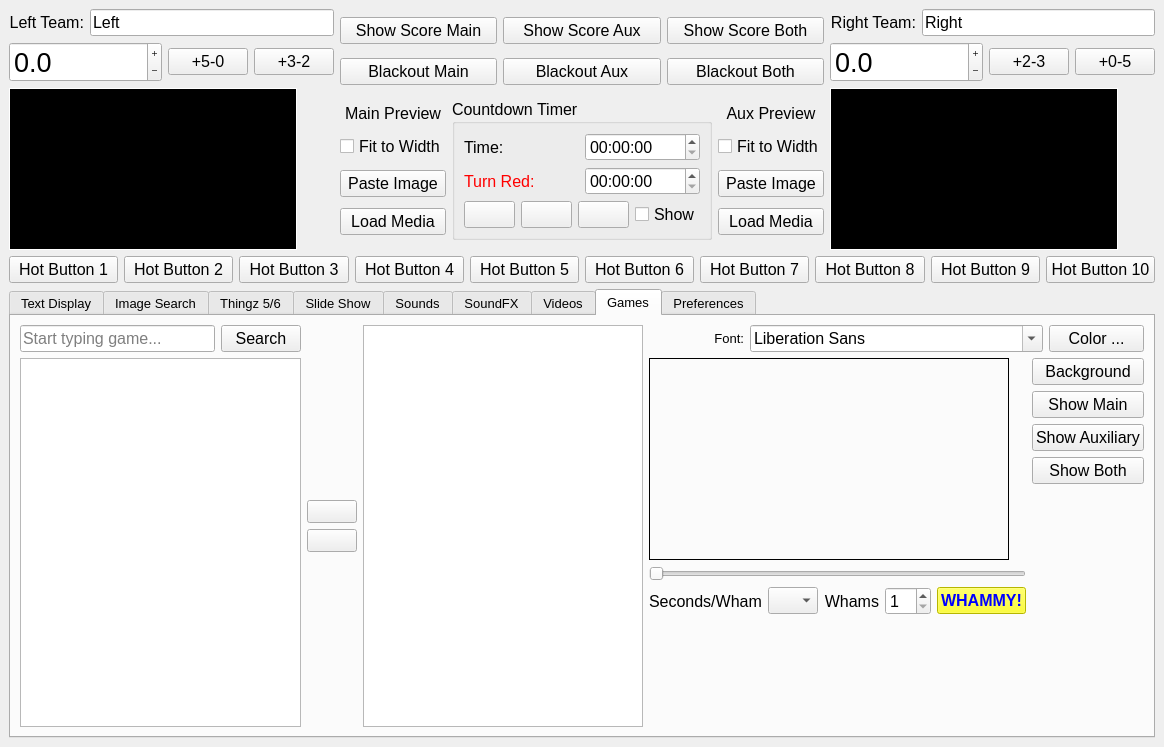
Above: ImproTronControlPanel.ui from guywinterbotham/ImproTron before the change. Below: the same form after it.
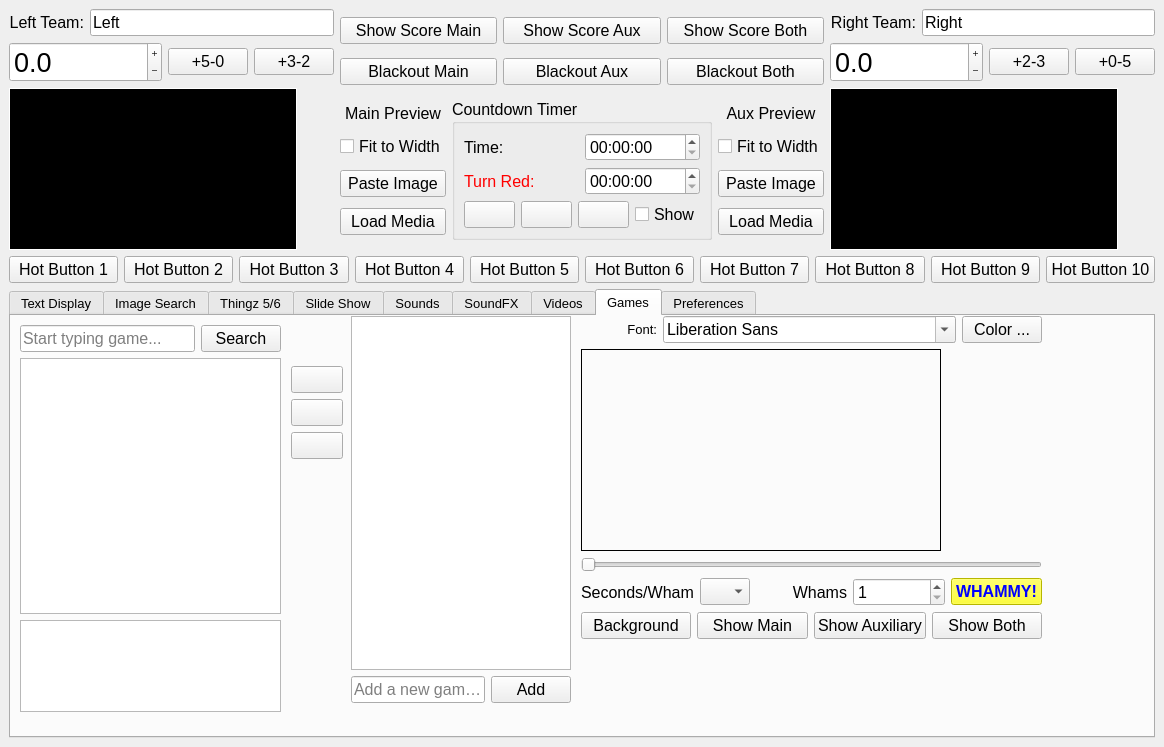
That is the form after the change. Icons and pictures are not drawn.

Commit message: Added game description and other controls to games tab

```diff
--- a/ImproTronControlPanel.ui
+++ b/ImproTronControlPanel.ui
@@ -3937,107 +3937,16 @@
        <attribute name="title">
         <string>Games</string>
        </attribute>
-       <layout class="QHBoxLayout" name="horizontalLayout_5">
-        <item>
-         <layout class="QVBoxLayout" name="gamesTreeViewVL">
-          <item>
-           <layout class="QHBoxLayout" name="searchGameHL">
-            <item>
-             <widget class="QLineEdit" name="gameSearchLE">
-              <property name="font">
-               <font>
-                <pointsize>12</pointsize>
-               </font>
-              </property>
-              <property name="placeholderText">
-               <string>Start typing game...</string>
-              </property>
-             </widget>
-            </item>
-            <item>
-             <widget class="QPushButton" name="searchGamePB">
-              <property name="font">
-               <font>
-                <pointsize>12</pointsize>
-               </font>
-              </property>
-              <property name="text">
-               <string>Search</string>
-              </property>
-             </widget>
-            </item>
-           </layout>
-          </item>
-          <item>
-           <widget class="QTreeView" name="gamesTreeView"/>
-          </item>
-         </layout>
-        </item>
-        <item>
-         <layout class="QVBoxLayout" name="gameArrowVL">
-          <item>
-           <spacer name="gameArrowBottomSPR">
-            <property name="orientation">
-             <enum>Qt::Vertical</enum>
-            </property>
-            <property name="sizeHint" stdset="0">
-             <size>
-              <width>20</width>
-              <height>40</height>
-             </size>
-            </property>
-           </spacer>
-          </item>
-          <item>
-           <widget class="QPushButton" name="gametoListPB">
-            <property name="minimumSize">
-             <size>
-              <width>50</width>
-              <height>0</height>
-             </size>
-            </property>
-            <property name="text">
-             <string/>
-            </property>
-           </widget>
-          </item>
-          <item>
-           <widget class="QPushButton" name="removeGamePB">
-            <property name="minimumSize">
-             <size>
-              <width>50</width>
-              <height>0</height>
-             </size>
-            </property>
-            <property name="text">
-             <string/>
-            </property>
-           </widget>
-          </item>
-          <item>
-           <spacer name="gameArrowTopSPR">
-            <property name="orientation">
-             <enum>Qt::Vertical</enum>
-            </property>
-            <property name="sizeHint" stdset="0">
-             <size>
-              <width>20</width>
-              <height>40</height>
-             </size>
-            </property>
-           </spacer>
-          </item>
-         </layout>
-        </item>
-        <item>
-         <layout class="QVBoxLayout" name="gameListVL">
-          <item>
-           <widget class="QListWidget" name="gamesLW"/>
-          </item>
-         </layout>
-        </item>
-        <item>
-         <layout class="QVBoxLayout" name="gameRHSVL">
+       <widget class="QWidget" name="verticalLayoutWidget">
+        <property name="geometry">
+         <rect>
+          <x>570</x>
+          <y>0</y>
+          <width>461</width>
+          <height>401</height>
+         </rect>
+        </property>
+        <layout class="QVBoxLayout" name="gamePreviewVL">
           <item>
            <layout class="QHBoxLayout" name="gameFontHL">
             <property name="sizeConstraint">
@@ -4077,8 +3986,6 @@
            </layout>
           </item>
           <item>
-           <layout class="QHBoxLayout" name="gameSliderHL">
-            <item>
              <layout class="QVBoxLayout" name="gameImageVL">
               <item>
                <widget class="QLabel" name="gameBackgroundLBL">
@@ -4223,7 +4130,7 @@
              </layout>
             </item>
             <item>
-             <layout class="QVBoxLayout" name="gameShowVL">
+          <layout class="QHBoxLayout" name="horizontalLayout_5">
               <item>
                <widget class="QPushButton" name="loadBackgroundPB">
                 <property name="font">
@@ -4272,8 +4179,10 @@
                 </property>
                </widget>
               </item>
+          </layout>
+         </item>
               <item>
-               <spacer name="gameShowSPR">
+          <spacer name="gamePreviewSPR">
                 <property name="orientation">
                  <enum>Qt::Vertical</enum>
                 </property>
@@ -4286,11 +4195,92 @@
                </spacer>
               </item>
              </layout>
-            </item>
+       </widget>
+       <widget class="QWidget" name="">
+        <property name="geometry">
+         <rect>
+          <x>9</x>
+          <y>9</y>
+          <width>261</width>
+          <height>387</height>
+         </rect>
+        </property>
+        <layout class="QVBoxLayout" name="gamesTreeViewVL">
+         <item>
+          <layout class="QHBoxLayout" name="searchGameHL">
+           <item>
+            <widget class="QLineEdit" name="gameSearchLE">
+             <property name="font">
+              <font>
+               <pointsize>12</pointsize>
+              </font>
+             </property>
+             <property name="placeholderText">
+              <string>Start typing game...</string>
+             </property>
+            </widget>
+           </item>
+           <item>
+            <widget class="QPushButton" name="searchGamePB">
+             <property name="font">
+              <font>
+               <pointsize>12</pointsize>
+              </font>
+             </property>
+             <property name="text">
+              <string>Search</string>
+             </property>
+            </widget>
+           </item>
            </layout>
           </item>
           <item>
-           <spacer name="verticalSpacer_2">
+          <widget class="QTreeView" name="gamesTreeView"/>
+         </item>
+         <item>
+          <widget class="QTextEdit" name="gameDescriptionTE">
+           <property name="sizePolicy">
+            <sizepolicy hsizetype="Expanding" vsizetype="Maximum">
+             <horstretch>0</horstretch>
+             <verstretch>0</verstretch>
+            </sizepolicy>
+           </property>
+           <property name="minimumSize">
+            <size>
+             <width>50</width>
+             <height>0</height>
+            </size>
+           </property>
+           <property name="maximumSize">
+            <size>
+             <width>16777215</width>
+             <height>92</height>
+            </size>
+           </property>
+           <property name="font">
+            <font>
+             <pointsize>12</pointsize>
+            </font>
+           </property>
+           <property name="readOnly">
+            <bool>true</bool>
+           </property>
+          </widget>
+         </item>
+        </layout>
+       </widget>
+       <widget class="QWidget" name="">
+        <property name="geometry">
+         <rect>
+          <x>280</x>
+          <y>0</y>
+          <width>52</width>
+          <height>193</height>
+         </rect>
+        </property>
+        <layout class="QVBoxLayout" name="gameArrowVL">
+         <item>
+          <spacer name="gameArrowBottomSPR">
             <property name="orientation">
              <enum>Qt::Vertical</enum>
             </property>
@@ -4302,9 +4292,118 @@
             </property>
            </spacer>
           </item>
-         </layout>
-        </item>
-       </layout>
+         <item>
+          <widget class="QPushButton" name="gametoListPB">
+           <property name="minimumSize">
+            <size>
+             <width>50</width>
+             <height>0</height>
+            </size>
+           </property>
+           <property name="font">
+            <font>
+             <pointsize>12</pointsize>
+            </font>
+           </property>
+           <property name="text">
+            <string/>
+           </property>
+          </widget>
+         </item>
+         <item>
+          <widget class="QPushButton" name="removeGamePB">
+           <property name="minimumSize">
+            <size>
+             <width>50</width>
+             <height>0</height>
+            </size>
+           </property>
+           <property name="font">
+            <font>
+             <pointsize>12</pointsize>
+            </font>
+           </property>
+           <property name="text">
+            <string/>
+           </property>
+          </widget>
+         </item>
+         <item>
+          <widget class="QPushButton" name="removeAllGamesPB">
+           <property name="minimumSize">
+            <size>
+             <width>50</width>
+             <height>0</height>
+            </size>
+           </property>
+           <property name="font">
+            <font>
+             <pointsize>12</pointsize>
+            </font>
+           </property>
+           <property name="text">
+            <string/>
+           </property>
+          </widget>
+         </item>
+         <item>
+          <spacer name="gameArrowTopSPR">
+           <property name="orientation">
+            <enum>Qt::Vertical</enum>
+           </property>
+           <property name="sizeHint" stdset="0">
+            <size>
+             <width>20</width>
+             <height>40</height>
+            </size>
+           </property>
+          </spacer>
+         </item>
+        </layout>
+       </widget>
+       <widget class="QWidget" name="">
+        <property name="geometry">
+         <rect>
+          <x>340</x>
+          <y>0</y>
+          <width>220</width>
+          <height>387</height>
+         </rect>
+        </property>
+        <layout class="QVBoxLayout" name="gameListVL">
+         <item>
+          <widget class="QListWidget" name="gamesLW"/>
+         </item>
+         <item>
+          <layout class="QHBoxLayout" name="addGameHL">
+           <item>
+            <widget class="QLineEdit" name="addGameLE">
+             <property name="font">
+              <font>
+               <pointsize>12</pointsize>
+              </font>
+             </property>
+             <property name="placeholderText">
+              <string>Add a new game ...</string>
+             </property>
+            </widget>
+           </item>
+           <item>
+            <widget class="QPushButton" name="addGamePB">
+             <property name="font">
+              <font>
+               <pointsize>12</pointsize>
+              </font>
+             </property>
+             <property name="text">
+              <string>Add</string>
+             </property>
+            </widget>
+           </item>
+          </layout>
+         </item>
+        </layout>
+       </widget>
       </widget>
       <widget class="QWidget" name="preferencesTab">
        <property name="minimumSize">
```
Left out of the diff: 4 changed lines with no effect on the pictures. Lines whose indentation alone changed are shown as unchanged. The commit also changes 1 other file.
